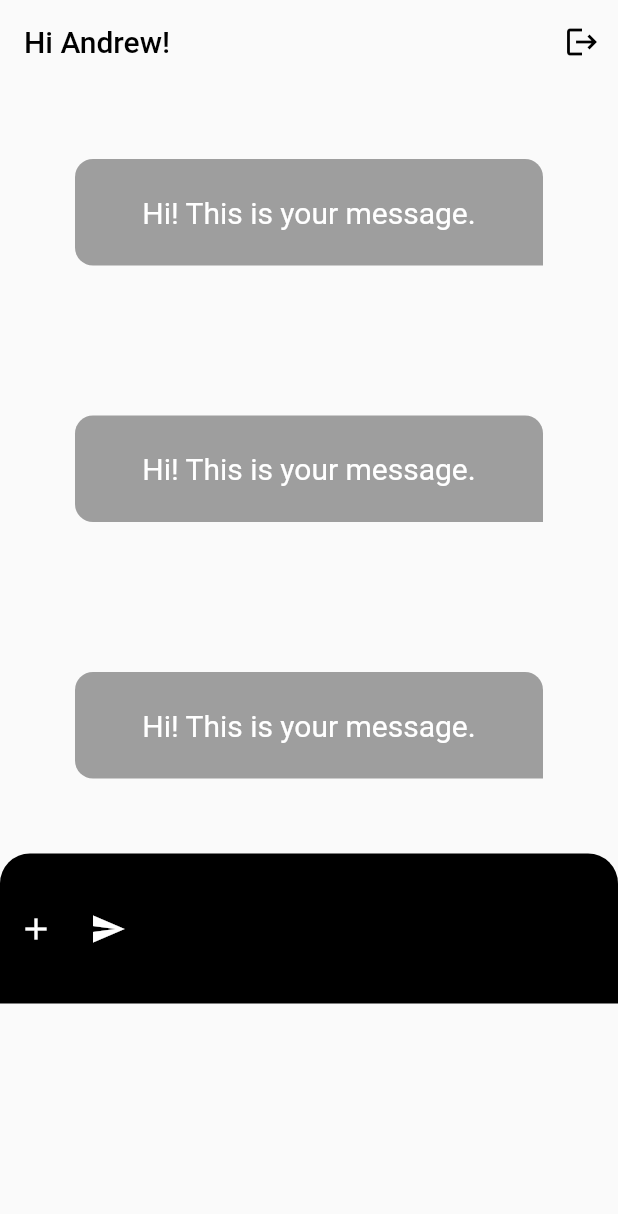
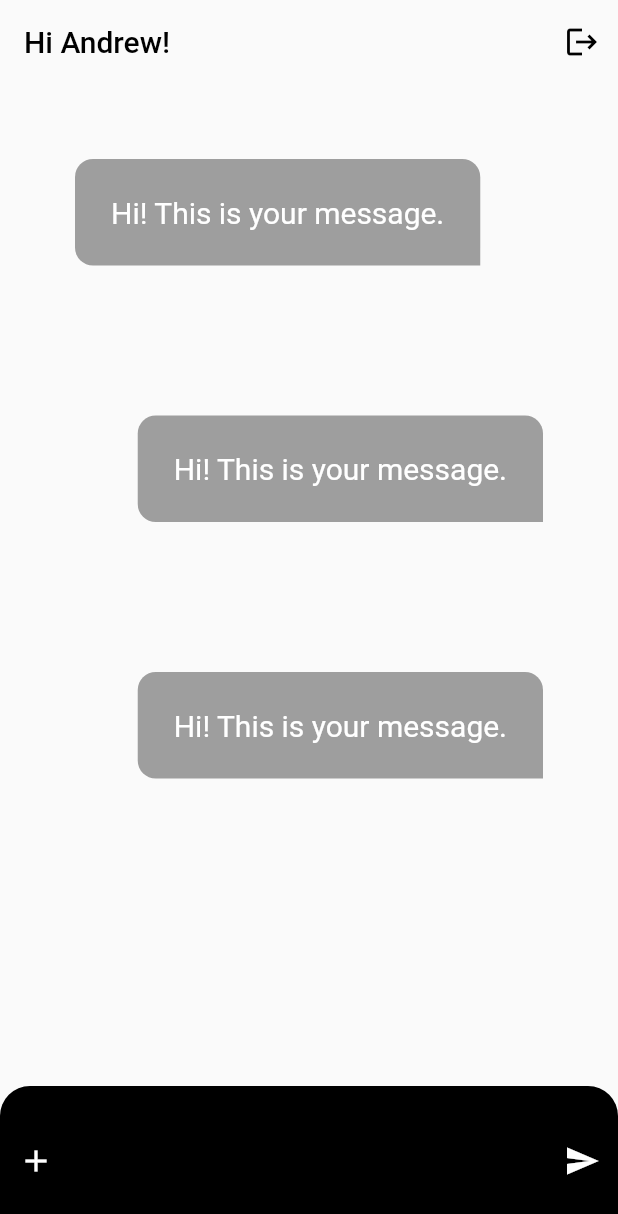
Before and after one commit to andrew-erasmus/flutter_chat_app, a Flutter app: the screen it shows after launch, on a phone screen of 412 x 824 dp. Shown: the top 1214 px of the screen. Run offline on Flutter 3.47's test engine with Material 2 defaults, Android fonts, the phone set to English and light mode, and no system bars.

Commit message:
Add alignment to login and chat pages

```diff
--- a/chat_app/lib/chat_page.dart
+++ b/chat_app/lib/chat_page.dart
@@ -20,9 +20,14 @@ class ChatPage extends StatelessWidget {
           )
         ],
       ),
-      body: ListView(
+      body: Column(
         children: [
-          Container(
+          Expanded(
+            child: ListView(
+              children: [
+                Align(
+                  alignment: Alignment.centerLeft,
+                  child: Container(
                     padding: EdgeInsets.all(24),
                     margin: const EdgeInsets.all(50),
                     decoration: const BoxDecoration(
@@ -36,7 +41,7 @@ class ChatPage extends StatelessWidget {
                     child: const Column(
                       mainAxisSize: MainAxisSize.min,
                       children: [
-                const Text(
+                        Text(
                           "Hi! This is your message.",
                           style: TextStyle(fontSize: 20, color: Colors.white),
                         ),
@@ -47,7 +52,10 @@ class ChatPage extends StatelessWidget {
                       ],
                     ),
                   ),
-          Container(
+                ),
+                Align(
+                  alignment: Alignment.centerRight,
+                  child: Container(
                     padding: EdgeInsets.all(24),
                     margin: const EdgeInsets.all(50),
                     decoration: const BoxDecoration(
@@ -61,7 +69,7 @@ class ChatPage extends StatelessWidget {
                     child: const Column(
                       mainAxisSize: MainAxisSize.min,
                       children: [
-                const Text(
+                        Text(
                           "Hi! This is your message.",
                           style: TextStyle(fontSize: 20, color: Colors.white),
                         ),
@@ -72,7 +80,10 @@ class ChatPage extends StatelessWidget {
                       ],
                     ),
                   ),
-          Container(
+                ),
+                Align(
+                  alignment: Alignment.centerRight,
+                  child: Container(
                     padding: EdgeInsets.all(24),
                     margin: const EdgeInsets.all(50),
                     decoration: const BoxDecoration(
@@ -86,7 +97,7 @@ class ChatPage extends StatelessWidget {
                     child: const Column(
                       mainAxisSize: MainAxisSize.min,
                       children: [
-                const Text(
+                        Text(
                           "Hi! This is your message.",
                           style: TextStyle(fontSize: 20, color: Colors.white),
                         ),
@@ -97,6 +108,10 @@ class ChatPage extends StatelessWidget {
                       ],
                     ),
                   ),
+                ),
+              ],
+            ),
+          ),
           Container(
             height: 100,
             decoration: const BoxDecoration(
@@ -104,6 +119,7 @@ class ChatPage extends StatelessWidget {
               borderRadius: BorderRadius.vertical(top: Radius.circular(20)),
             ),
             child: Row(
+              mainAxisAlignment: MainAxisAlignment.spaceBetween,
               children: [
                 IconButton(
                   onPressed: () {},
--- a/chat_app/lib/main.dart
+++ b/chat_app/lib/main.dart
@@ -17,7 +17,7 @@ class ChatApp extends StatelessWidget {
       theme: ThemeData(
           // primarySwatch: Colors.deepOrange,
           ),
-      home: ChatPage(),
+      home: const ChatPage(),
     );
   }
 }
```
Also changed, not shown: chat_app/lib/login_page.dart (+11 -24 lines). Lines whose indentation alone changed are shown as unchanged.
